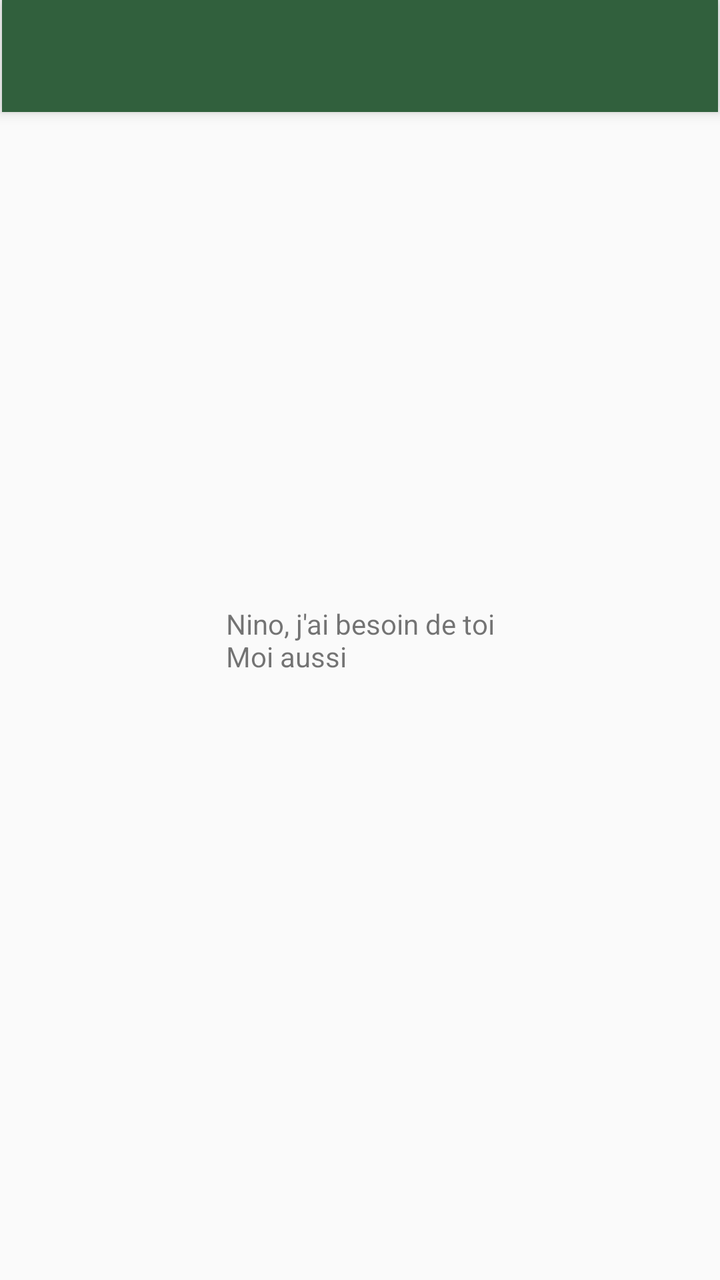
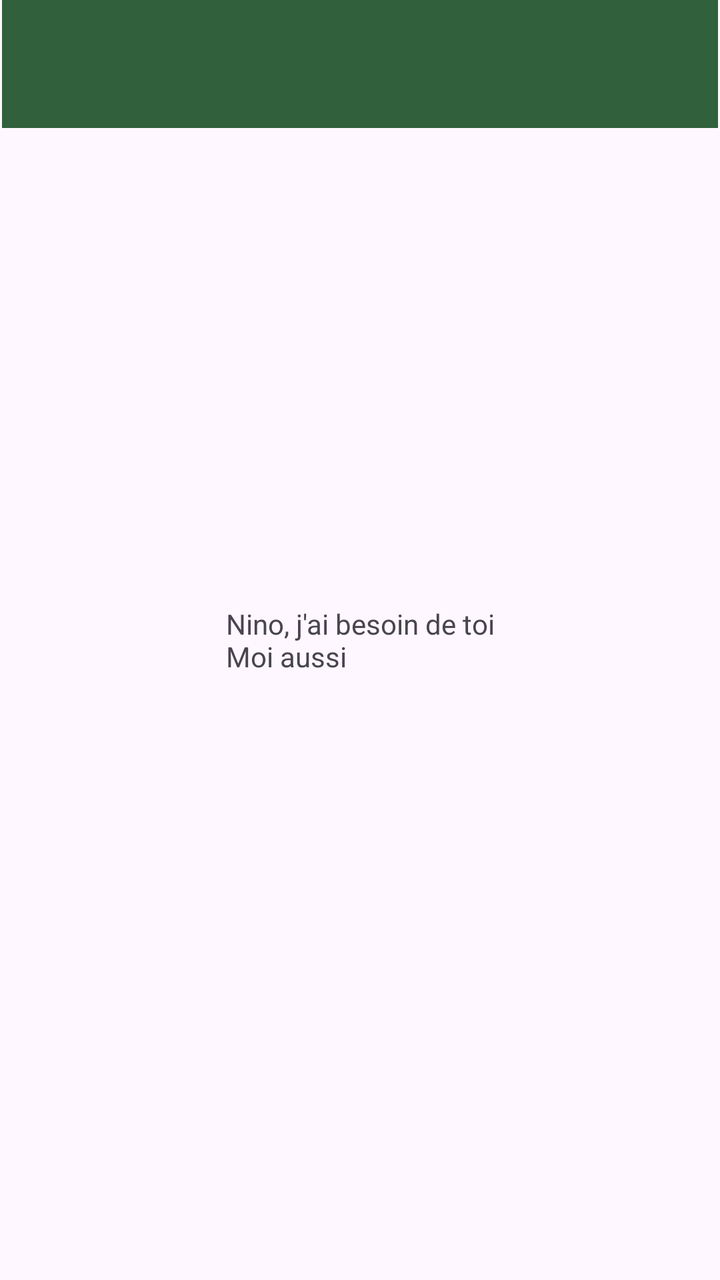

Before-and-after screenshots of an Android layout around one commit, followed by the original layout XML and the change that was made.
<!-- AndroidManifest.xml: application theme Theme.AppCompat.Light.NoActionBar -->
<!-- res/layout/activity_main.xml -->
<?xml version="1.0" encoding="utf-8"?>
<androidx.constraintlayout.widget.ConstraintLayout xmlns:android="http://schemas.android.com/apk/res/android"
    xmlns:app="http://schemas.android.com/apk/res-auto"
    xmlns:tools="http://schemas.android.com/tools"
    android:id="@+id/main"
    android:layout_width="match_parent"
    android:layout_height="match_parent"
    tools:context=".MainActivity">

    <TextView
        android:layout_width="wrap_content"
        android:layout_height="wrap_content"
        android:text="Nino, j'ai besoin de toi\nMoi aussi"
        app:layout_constraintBottom_toBottomOf="parent"
        app:layout_constraintEnd_toEndOf="parent"
        app:layout_constraintStart_toStartOf="parent"
        app:layout_constraintTop_toTopOf="parent" />

    <androidx.appcompat.widget.Toolbar
        android:id="@+id/my_toolbar"
        android:layout_width="match_parent"
        android:layout_height="?attr/actionBarSize"
        android:layout_marginStart="1dp"
        android:layout_marginEnd="1dp"
        android:background="#31603D"
        android:elevation="4dp"
        android:theme="@style/ThemeOverlay.AppCompat.ActionBar"
        app:layout_constraintEnd_toEndOf="parent"
        app:layout_constraintHorizontal_bias="1.0"
        app:layout_constraintStart_toStartOf="parent"
        app:layout_constraintTop_toTopOf="parent"
        app:popupTheme="@style/ThemeOverlay.AppCompat.Light"/>
        


</androidx.constraintlayout.widget.ConstraintLayout>
<!-- resources referenced by this layout -->
<resources>

</resources>

<!-- the commit's change to res/layout/activity_main.xml (unified diff, before → after) -->
@@ -31,6 +31,10 @@
         app:layout_constraintTop_toTopOf="parent"
         app:popupTheme="@style/ThemeOverlay.AppCompat.Light"/>
         
+    <FrameLayout
+        android:id="@+id/content_frame"
+        android:layout_width="match_parent"
+        android:layout_height="match_parent" />
 
 
 </androidx.constraintlayout.widget.ConstraintLayout>
<!-- resource entries referenced after the edit -->
@@ -1,5 +1,9 @@
 <!-- resources referenced by this layout -->
 <resources>
-
+  <style name="Theme.AppCompat.Light.NoActionBar" parent="Base.Theme.AppCompat.Light.NoActionBar" />
+  <style name="Base.Theme.AppCompat.Light.NoActionBar" parent="Theme.Material3.DayNight.NoActionBar">
+          
+          
+      </style>
 </resources>
 
